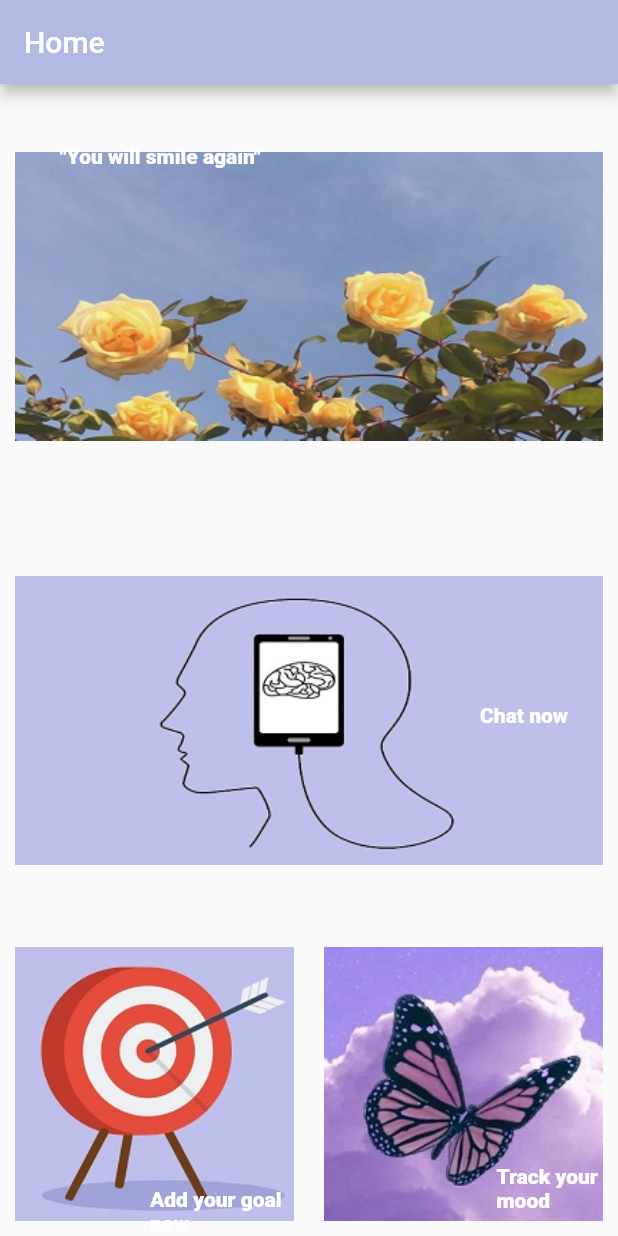
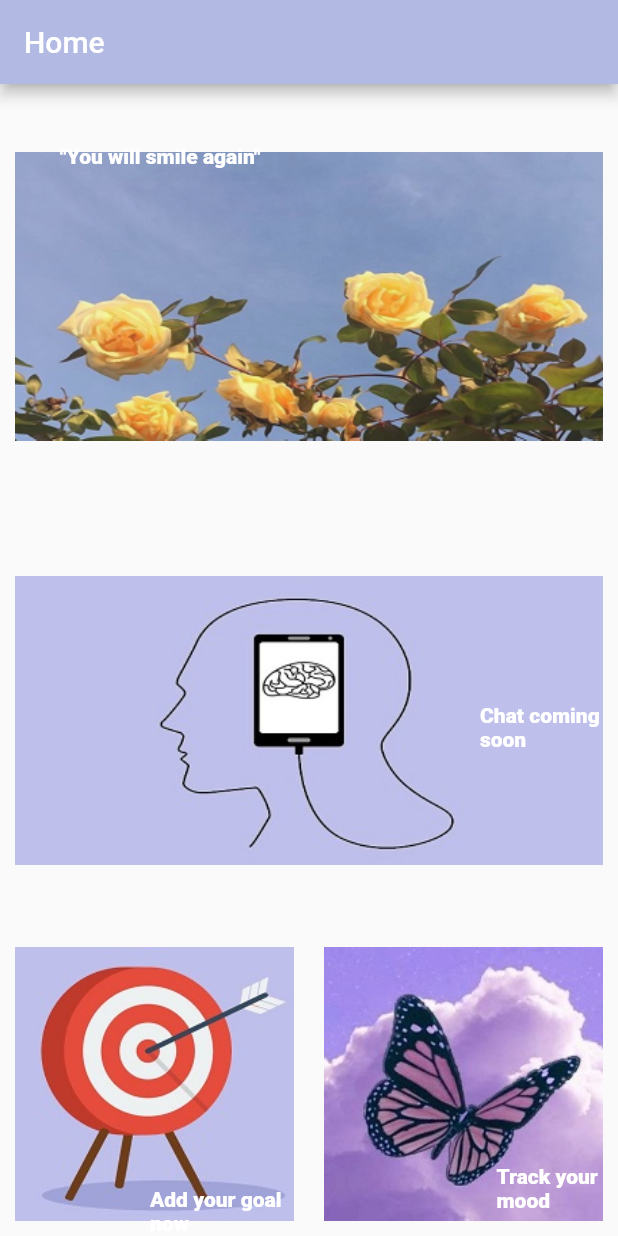
Before and after one commit to YoussefBassel54/mental-health-applicaion, a Flutter app: the Home screen opened directly, on a phone screen of 412 x 824 dp. Run offline on Flutter 3.47's test engine with Material 2 defaults, Android fonts, the phone set to English and light mode, and no system bars.

Commit message:
Update home.dart
changed "chat now" to "chat coming soon"

```diff
--- a/lib/screens/home.dart
+++ b/lib/screens/home.dart
@@ -57,7 +57,7 @@ class _HomeState extends State<Home> {
               Padding(
                 padding: const EdgeInsets.only(left: 320, top: 130),
                 child: Text(
-                  'Chat now',
+                  'Chat coming soon',
                   style: TextStyle(
                     color: Colors.white,
                     fontWeight: FontWeight.w900,
```
